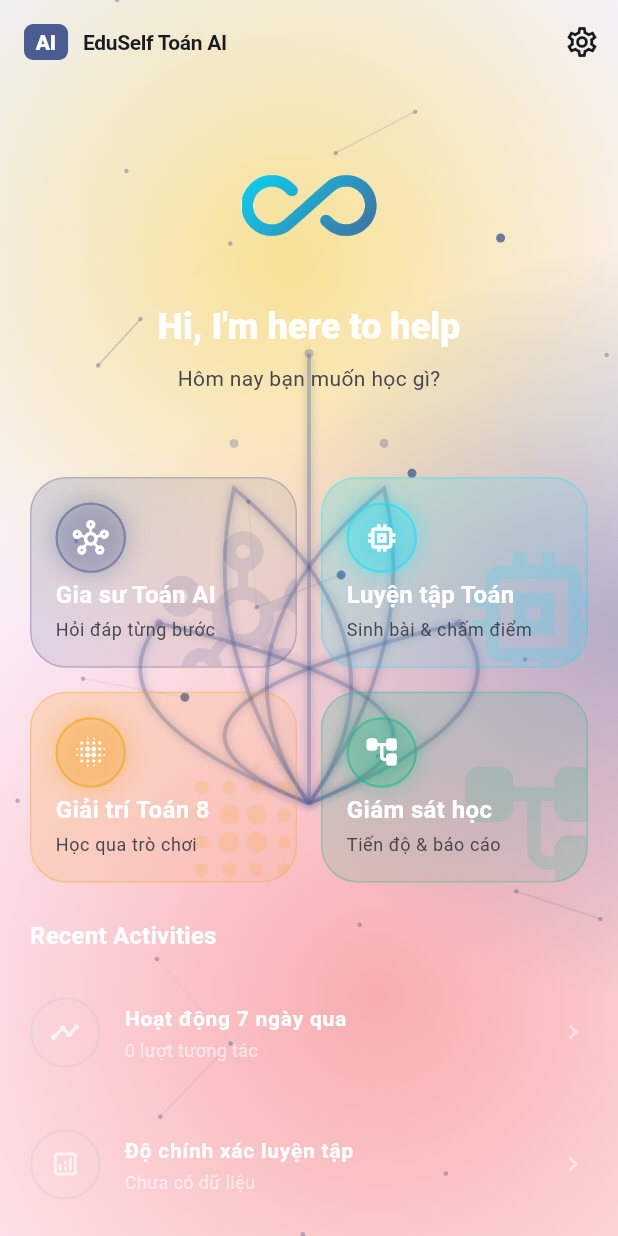
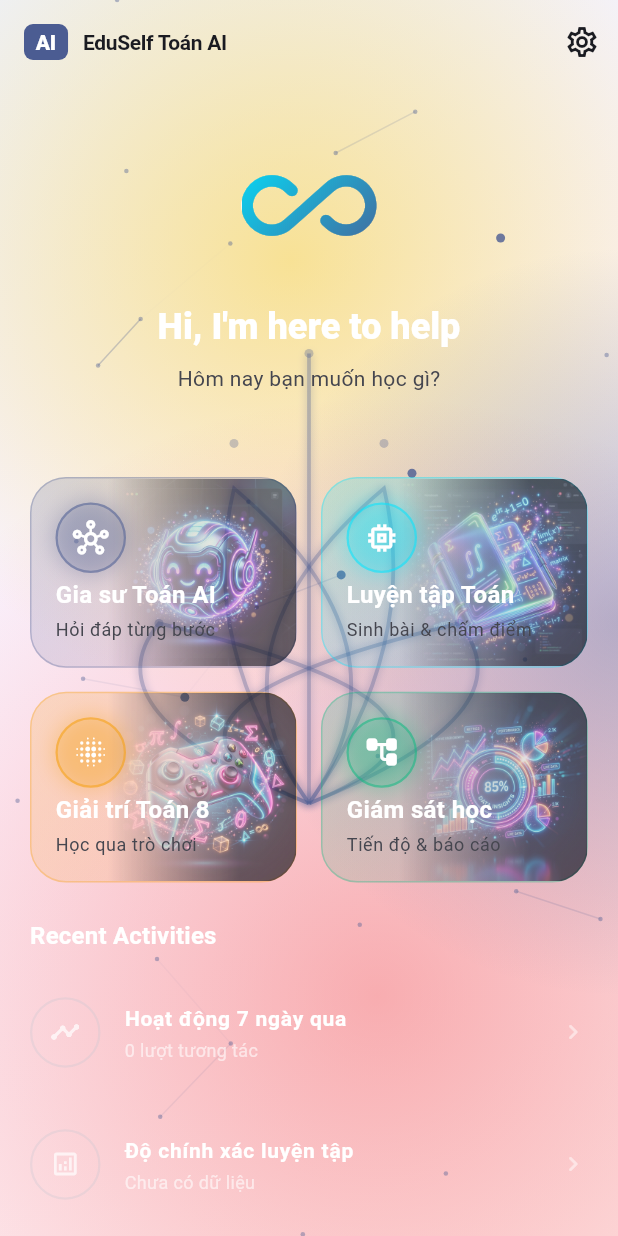
Before and after one commit to duong0411/smart_math, a Flutter app: the screen it shows after launch, on a phone screen of 412 x 824 dp. Run offline on Flutter 3.47's test engine with Material 3 defaults, Android fonts, the phone set to English and light mode, and no system bars; our stand-ins replace file_picker, fl_chart, flutter_dotenv, flutter_riverpod, go_router, image_picker and 1 more; missing offline and left inert: gpt_markdown, pdfrx.

Commit message:
feature block

```diff
--- a/lib/features/math_ai/presentation/pages/math_home_page.dart
+++ b/lib/features/math_ai/presentation/pages/math_home_page.dart
@@ -129,6 +129,7 @@ class MathHomePage extends ConsumerWidget {
                     subtitle: 'Hỏi đáp từng bước',
                     iconColor: scheme.primary,
                     gradientColors: [scheme.primary.withValues(alpha: 0.8), scheme.primary.withValues(alpha: 0.2)],
+                    imagePath: 'assets/images/icon_tutor_1791473992645.png',
                     onTap: () => context.push('/tutor'),
                   ),
                   _FeatureGridItem(
@@ -137,6 +138,7 @@ class MathHomePage extends ConsumerWidget {
                     subtitle: 'Sinh bài & chấm điểm',
                     iconColor: scheme.secondary,
                     gradientColors: [scheme.secondary.withValues(alpha: 0.7), scheme.secondary.withValues(alpha: 0.1)],
+                    imagePath: 'assets/images/icon_practice_1791474080286.png',
                     onTap: () => context.push('/practice'),
                   ),
                   _FeatureGridItem(
@@ -145,6 +147,7 @@ class MathHomePage extends ConsumerWidget {
                     subtitle: 'Học qua trò chơi',
                     iconColor: const Color(0xFFF59E0B),
                     gradientColors: [const Color(0xFFF59E0B).withValues(alpha: 0.7), const Color(0xFFF59E0B).withValues(alpha: 0.1)],
+                    imagePath: 'assets/images/icon_games_1791474095200.png',
                     onTap: () => context.push('/games'),
                   ),
                   _FeatureGridItem(
@@ -153,6 +156,7 @@ class MathHomePage extends ConsumerWidget {
                     subtitle: 'Tiến độ & báo cáo',
                     iconColor: const Color(0xFF10B981),
                     gradientColors: [const Color(0xFF10B981).withValues(alpha: 0.7), const Color(0xFF10B981).withValues(alpha: 0.1)],
+                    imagePath: 'assets/images/icon_monitor_1791474108487.png',
                     onTap: () => context.push('/monitor'),
                   ),
                 ],
@@ -203,6 +207,7 @@ class _FeatureGridItem extends StatelessWidget {
     required this.iconColor,
     required this.gradientColors,
     required this.onTap,
+    this.imagePath,
   });
 
   final IconData icon;
@@ -211,6 +216,7 @@ class _FeatureGridItem extends StatelessWidget {
   final Color iconColor;
   final List<Color> gradientColors;
   final VoidCallback onTap;
+  final String? imagePath;
 
   @override
   Widget build(BuildContext context) {
@@ -239,7 +245,32 @@ class _FeatureGridItem extends StatelessWidget {
           clipBehavior: Clip.antiAlias,
           child: Stack(
             children: [
-              // Huge watermark icon illustration
+              // Image illustration if provided, blended smoothly
+              if (imagePath != null)
+                Positioned(
+                  right: 0,
+                  bottom: 0,
+                  top: 0,
+                  child: ShaderMask(
+                    shaderCallback: (bounds) => const LinearGradient(
+                      begin: Alignment.centerRight,
+                      end: Alignment.centerLeft,
+                      colors: [Colors.black, Colors.transparent],
+                      stops: [0.3, 1.0],
+                    ).createShader(bounds),
+                    blendMode: BlendMode.dstIn,
+                    child: Opacity(
+                      opacity: 0.6,
+                      child: Image.asset(
+                        imagePath!,
+                        fit: BoxFit.cover,
+                        alignment: Alignment.centerRight,
+                      ),
+                    ),
+                  ),
+                ),
+              // Huge watermark icon illustration as fallback or addition
+              if (imagePath == null)
                 Positioned(
                   right: -20,
                   bottom: -20,
```
Lines whose indentation alone changed are shown as unchanged.
